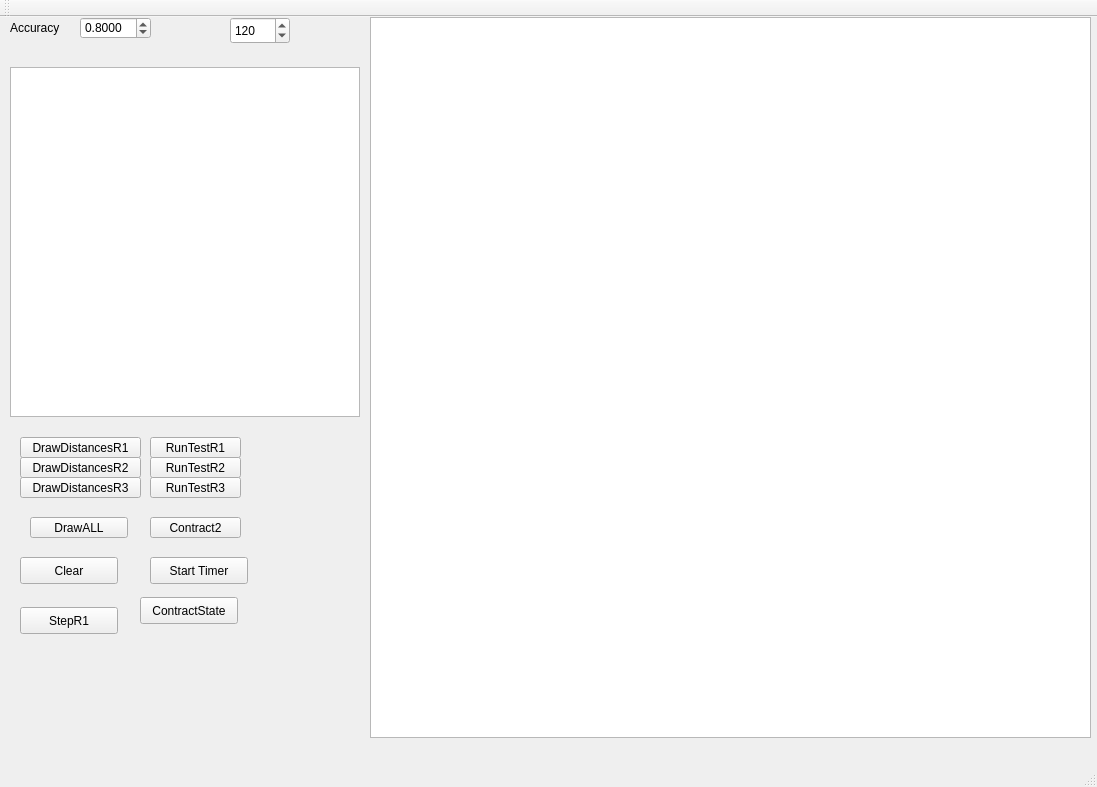
First picture: the form in mainwindow.ui, repository benEnsta/faultManchester, before the edit.
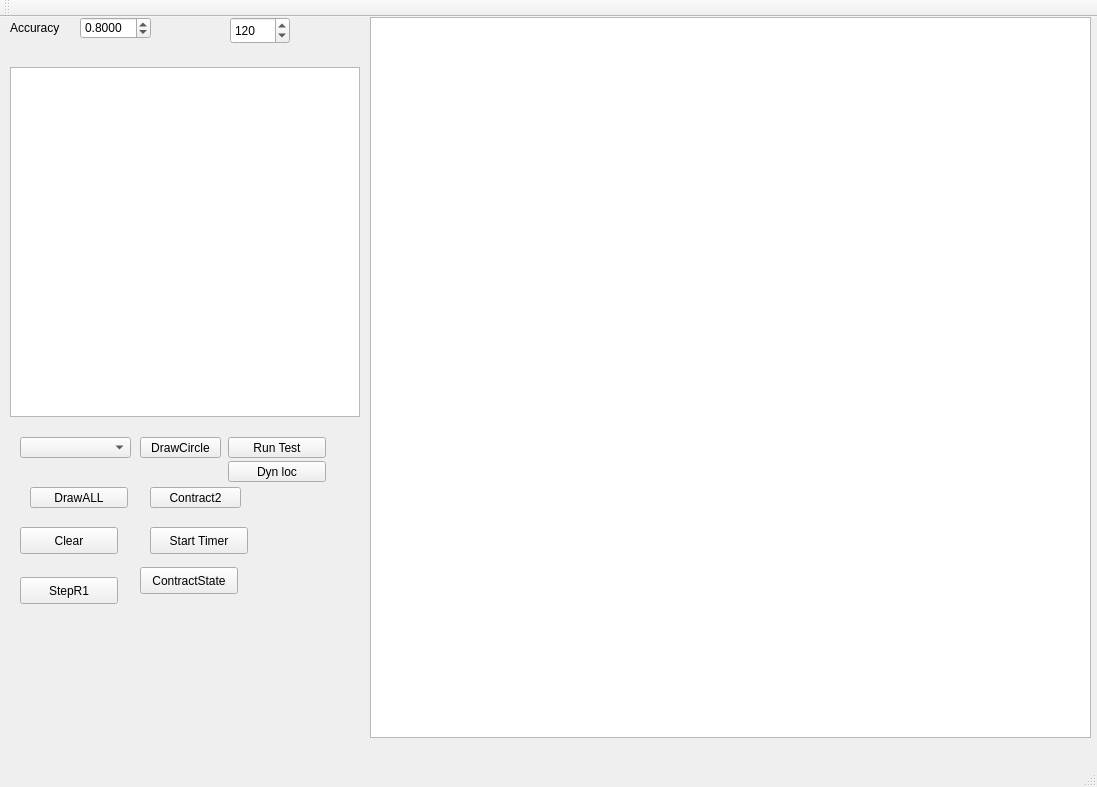
Second picture: the form after the edit.

Diff of the .ui file:
```diff
--- a/mainwindow.ui
+++ b/mainwindow.ui
@@ -90,63 +90,11 @@
      <enum>QGraphicsView::FullViewportUpdate</enum>
     </property>
    </widget>
-   <widget class="QPushButton" name="DrawDistanceR1">
-    <property name="geometry">
-     <rect>
-      <x>20</x>
-      <y>420</y>
-      <width>121</width>
-      <height>21</height>
-     </rect>
-    </property>
-    <property name="text">
-     <string>DrawDistancesR1</string>
-    </property>
-   </widget>
-   <widget class="QPushButton" name="testR1">
-    <property name="geometry">
-     <rect>
-      <x>150</x>
-      <y>420</y>
-      <width>91</width>
-      <height>21</height>
-     </rect>
-    </property>
-    <property name="text">
-     <string>RunTestR1</string>
-    </property>
-   </widget>
-   <widget class="QPushButton" name="testR2">
-    <property name="geometry">
-     <rect>
-      <x>150</x>
-      <y>440</y>
-      <width>91</width>
-      <height>21</height>
-     </rect>
-    </property>
-    <property name="text">
-     <string>RunTestR2</string>
-    </property>
-   </widget>
-   <widget class="QPushButton" name="DrawDistanceR2">
-    <property name="geometry">
-     <rect>
-      <x>20</x>
-      <y>440</y>
-      <width>121</width>
-      <height>21</height>
-     </rect>
-    </property>
-    <property name="text">
-     <string>DrawDistancesR2</string>
-    </property>
-   </widget>
    <widget class="QPushButton" name="clearButtton">
     <property name="geometry">
      <rect>
       <x>20</x>
-      <y>540</y>
+      <y>510</y>
       <width>98</width>
       <height>27</height>
      </rect>
@@ -159,7 +107,7 @@
     <property name="geometry">
      <rect>
       <x>150</x>
-      <y>500</y>
+      <y>470</y>
       <width>91</width>
       <height>21</height>
      </rect>
@@ -168,37 +116,11 @@
      <string>Contract2</string>
     </property>
    </widget>
-   <widget class="QPushButton" name="DrawDistanceR3">
-    <property name="geometry">
-     <rect>
-      <x>20</x>
-      <y>460</y>
-      <width>121</width>
-      <height>21</height>
-     </rect>
-    </property>
-    <property name="text">
-     <string>DrawDistancesR3</string>
-    </property>
-   </widget>
-   <widget class="QPushButton" name="testR3">
-    <property name="geometry">
-     <rect>
-      <x>150</x>
-      <y>460</y>
-      <width>91</width>
-      <height>21</height>
-     </rect>
-    </property>
-    <property name="text">
-     <string>RunTestR3</string>
-    </property>
-   </widget>
    <widget class="QPushButton" name="startTimer">
     <property name="geometry">
      <rect>
       <x>150</x>
-      <y>540</y>
+      <y>510</y>
       <width>98</width>
       <height>27</height>
      </rect>
@@ -211,7 +133,7 @@
     <property name="geometry">
      <rect>
       <x>140</x>
-      <y>580</y>
+      <y>550</y>
       <width>98</width>
       <height>27</height>
      </rect>
@@ -240,7 +162,7 @@
     <property name="geometry">
      <rect>
       <x>30</x>
-      <y>500</y>
+      <y>470</y>
       <width>98</width>
       <height>21</height>
      </rect>
@@ -253,7 +175,7 @@
     <property name="geometry">
      <rect>
       <x>20</x>
-      <y>590</y>
+      <y>560</y>
       <width>98</width>
       <height>27</height>
      </rect>
@@ -262,6 +184,55 @@
      <string>StepR1</string>
     </property>
    </widget>
+   <widget class="QComboBox" name="selectRob">
+    <property name="geometry">
+     <rect>
+      <x>20</x>
+      <y>420</y>
+      <width>111</width>
+      <height>21</height>
+     </rect>
+    </property>
+   </widget>
+   <widget class="QPushButton" name="DrawCircleBtn">
+    <property name="geometry">
+     <rect>
+      <x>140</x>
+      <y>420</y>
+      <width>81</width>
+      <height>21</height>
+     </rect>
+    </property>
+    <property name="text">
+     <string>DrawCircle</string>
+    </property>
+   </widget>
+   <widget class="QPushButton" name="runTestBtn">
+    <property name="geometry">
+     <rect>
+      <x>228</x>
+      <y>420</y>
+      <width>98</width>
+      <height>21</height>
+     </rect>
+    </property>
+    <property name="text">
+     <string>Run Test</string>
+    </property>
+   </widget>
+   <widget class="QPushButton" name="dynLocBtn">
+    <property name="geometry">
+     <rect>
+      <x>228</x>
+      <y>444</y>
+      <width>98</width>
+      <height>21</height>
+     </rect>
+    </property>
+    <property name="text">
+     <string>Dyn loc</string>
+    </property>
+   </widget>
   </widget>
   <widget class="QMenuBar" name="menuBar">
    <property name="geometry">
```
